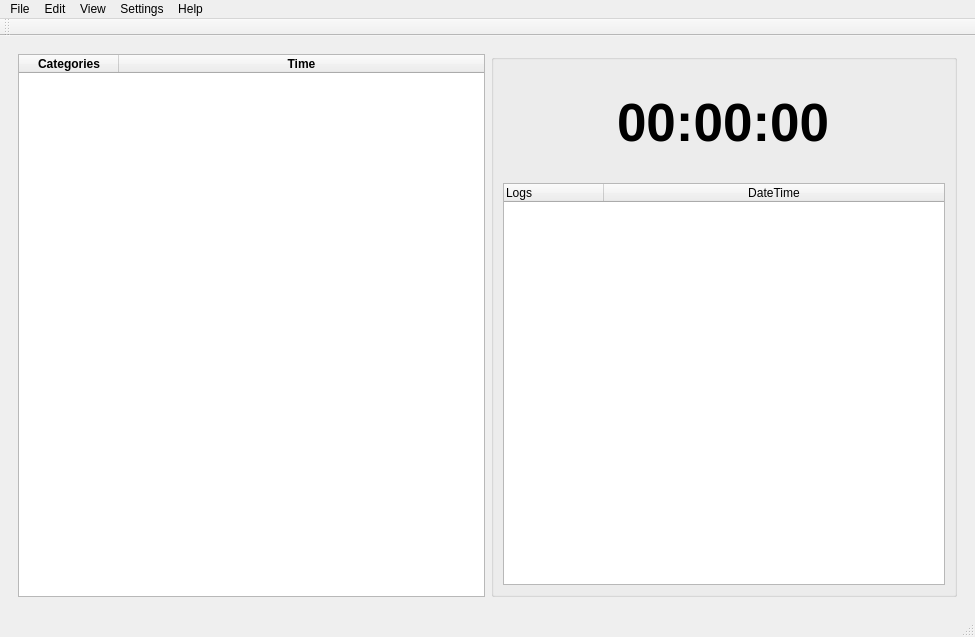
Above: src/gui/ui/main_window.ui from MaxB321/TimeBranchr before the change. Below: the same form after it.
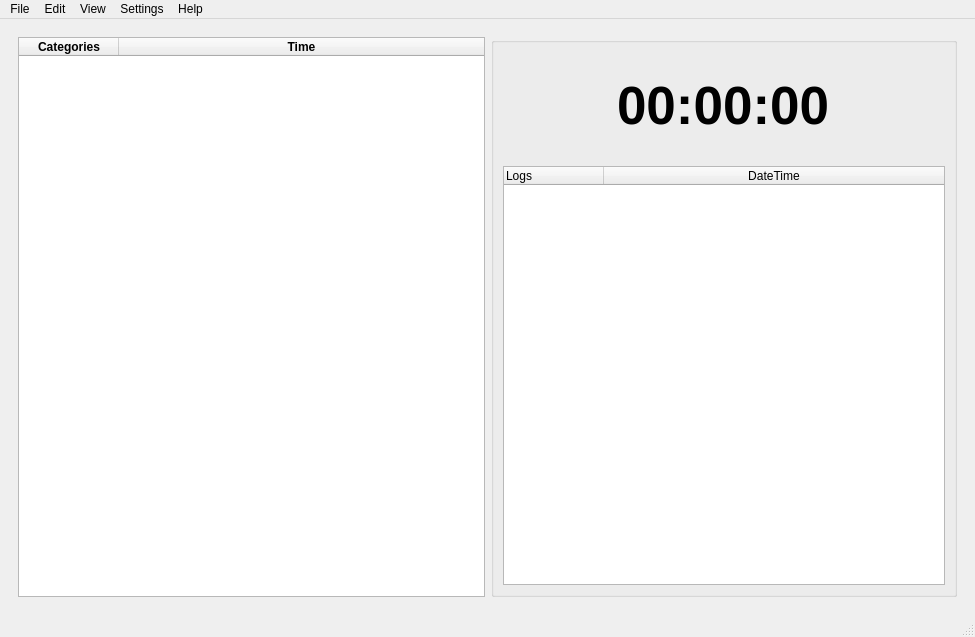
That is the form after the change.

Commit message: modularized excess code in MainWindow class

Diff of the .ui file:
```diff
--- a/src/gui/ui/main_window.ui
+++ b/src/gui/ui/main_window.ui
@@ -241,17 +241,6 @@
    <addaction name="menuHelp"/>
   </widget>
   <widget class="QStatusBar" name="statusbar"/>
-  <widget class="QToolBar" name="toolBar">
-   <property name="windowTitle">
-    <string>toolBar</string>
-   </property>
-   <attribute name="toolBarArea">
-    <enum>TopToolBarArea</enum>
-   </attribute>
-   <attribute name="toolBarBreak">
-    <bool>false</bool>
-   </attribute>
-  </widget>
   <action name="actionDark_Mode">
    <property name="text">
     <string>Dark Mode</string>
```
The commit also changes 6 other files.
